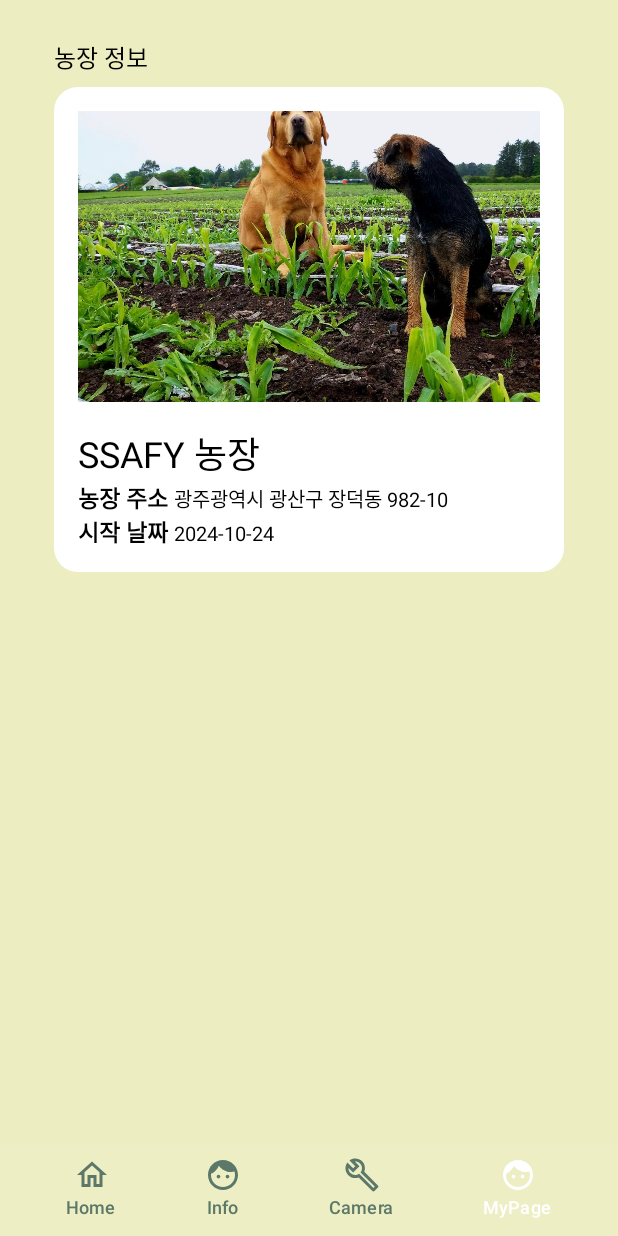
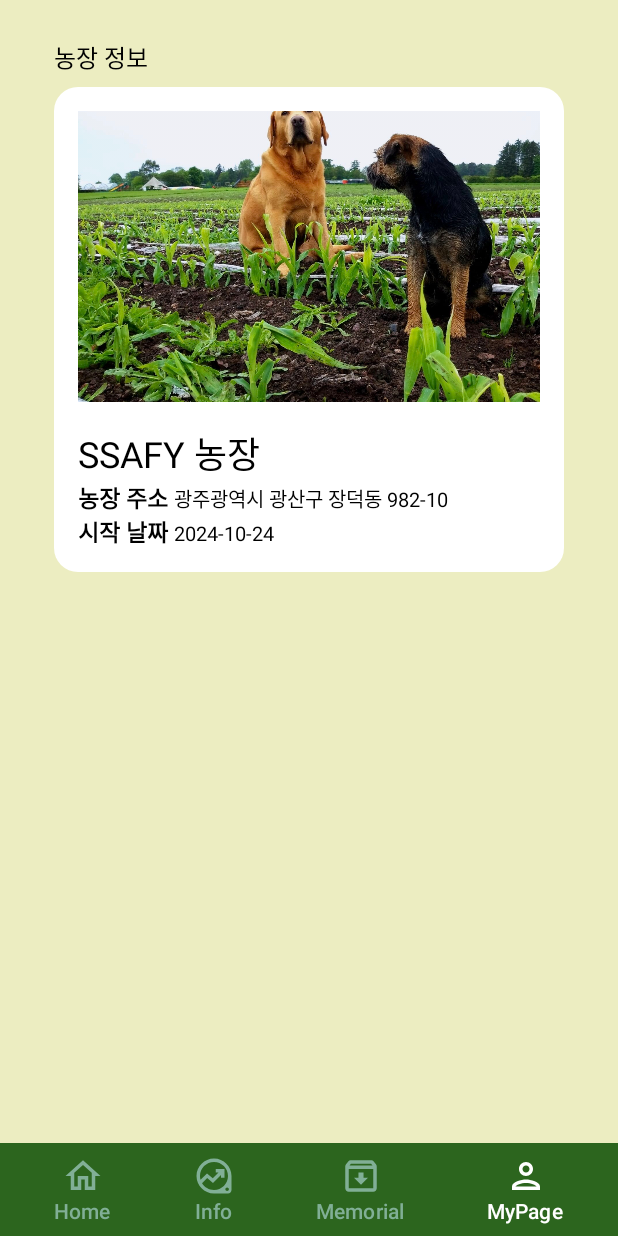
Before and after one commit to duguseo1213/smart_farm, an Android app built with Jetpack Compose: the screen it shows after launch (MainActivity), after a tap on "MyPage", on a phone screen of 412 x 824 dp. Run offline under Robolectric (Android 15) with nearby library versions, the phone set to English and light mode, and no system bars; our stand-ins replace Dagger/Hilt's generated code; libraries missing offline, so code that uses them is left out: com.airbnb.mvrx, com.kakao.sdk; network calls fail; 3 statements that could not run were skipped; 3 other taps on this screen came first.

Commit message:
deisgn: MainLayout ui style 변경

```diff
--- a/wcdfarm-app/app/src/main/java/com/wcd/farm/presentation/view/MainLayout.kt
+++ b/wcdfarm-app/app/src/main/java/com/wcd/farm/presentation/view/MainLayout.kt
@@ -8,26 +8,30 @@ import androidx.compose.foundation.layout.Row
 import androidx.compose.foundation.layout.fillMaxHeight
 import androidx.compose.foundation.layout.fillMaxWidth
 import androidx.compose.foundation.layout.padding
+import androidx.compose.foundation.layout.size
 import androidx.compose.material.icons.Icons
 import androidx.compose.material.icons.filled.Face
+import androidx.compose.material.icons.outlined.Archive
 import androidx.compose.material.icons.outlined.Build
+import androidx.compose.material.icons.outlined.DataExploration
 import androidx.compose.material.icons.outlined.Home
+import androidx.compose.material.icons.outlined.Person
 import androidx.compose.material3.BottomAppBar
 import androidx.compose.material3.Button
 import androidx.compose.material3.Icon
 import androidx.compose.material3.Scaffold
 import androidx.compose.material3.Text
 import androidx.compose.runtime.Composable
-import androidx.compose.runtime.getValue
+import androidx.compose.runtime.MutableState
 import androidx.compose.runtime.mutableStateOf
 import androidx.compose.runtime.remember
-import androidx.compose.runtime.setValue
 import androidx.compose.ui.Alignment
 import androidx.compose.ui.Modifier
 import androidx.compose.ui.graphics.Color
 import androidx.compose.ui.graphics.vector.ImageVector
 import androidx.compose.ui.platform.LocalContext
 import androidx.compose.ui.text.font.FontWeight
+import androidx.compose.ui.tooling.preview.Preview
 import androidx.compose.ui.unit.dp
 import androidx.compose.ui.unit.sp
 import com.wcd.farm.R
@@ -37,71 +41,72 @@ import com.wcd.farm.presentation.view.info.InfoScreen
 import com.wcd.farm.presentation.view.mypage.MyPageScreen
 import com.wcd.farm.presentation.view.theme.buttonTransparentTheme
 
+const val HOME = "Home"
+const val INFO = "Info"
+const val MEMORIAL = "Memorial"
+const val MY_PAGE = "MyPage"
+
 @Composable
 fun MainLayout() {
-
-    var currentScreen by remember { mutableStateOf("Home") }
-
-    val Home = "Home"
-    val Info = "Info"
-    val Record = "Camera"
-    val MyPage = "MyPage"
+    val currentScreen = remember { mutableStateOf(HOME) }
 
     Scaffold(
-        containerColor = Color(LocalContext.current.resources.getColor(R.color.background)),
-        bottomBar = {
-            BottomAppBar(
-                modifier = Modifier.fillMaxHeight(0.075f),
-                containerColor = Color.White.copy(alpha = 0.05f),
-                contentColor = Color.White,
-                contentPadding = PaddingValues(20.dp, 4.dp)
-            ) {
-                Row(
-                    modifier = Modifier.fillMaxWidth(),
-                    horizontalArrangement = Arrangement.SpaceBetween
-                ) {
-                    BottomBarItem(currentScreen, Icons.Outlined.Home, Home) {
-                        currentScreen = Home
-                    }
-                    BottomBarItem(currentScreen, Icons.Default.Face, Info) {
-                        currentScreen = Info
-                    }
-                    BottomBarItem(currentScreen, Icons.Outlined.Build, Record) {
-                        currentScreen = Record
-                    }
-                    BottomBarItem(currentScreen, Icons.Default.Face, MyPage) {
-                        currentScreen = MyPage
-                    }
+        containerColor = Color(LocalContext.current.getColor(R.color.background)),
+        bottomBar = { BottomBar(currentScreen)}
+    ) { innerPadding ->
+        Box(modifier = Modifier.padding(innerPadding)) {
+            Box(modifier = Modifier.padding(36.dp, 18.dp)) {
+                when (currentScreen.value) {
+                    HOME -> HomeScreen()
+                    INFO -> InfoScreen()
+                    MEMORIAL -> MemorialScreen()
+                    MY_PAGE -> MyPageScreen()
                 }
             }
         }
-    ) { innerPadding ->
-        Box(modifier = Modifier.padding(innerPadding)) {
-            Box(modifier = Modifier.padding(36.dp, 18.dp)) {
-                when (currentScreen) {
-                    Home -> HomeScreen()//HomeView(modifier = Modifier.padding(innerPadding))
-                    Info -> InfoScreen()//InfoView(modifier = Modifier.padding(innerPadding))
-                    Record -> MemorialScreen()//Text("Record")
-                    MyPage -> MyPageScreen()//MyPageView(modifier = Modifier.padding(innerPadding))
-                }
-            }
-        }
-
     }
 }
 
 @Composable
-fun BottomBarItem(currentScreen: String, icon: ImageVector, description: String, onClick: () -> Unit) {
+fun BottomBar(currentScreen: MutableState<String>) {
+    BottomAppBar(
+        modifier = Modifier.fillMaxHeight(0.075f),
+        containerColor = Color(LocalContext.current.getColor(R.color.bottom_bar)),
+        contentColor = Color.White,
+        contentPadding = PaddingValues(20.dp, 4.dp)
+    ) {
+        Row(
+            modifier = Modifier.fillMaxWidth(),
+            horizontalArrangement = Arrangement.SpaceBetween,
+            verticalAlignment = Alignment.CenterVertically
+        ) {
+            BottomBarItem(currentScreen, Icons.Outlined.Home, HOME) {
+                currentScreen.value = HOME
+            }
+            BottomBarItem(currentScreen, Icons.Outlined.DataExploration, INFO) {
+                currentScreen.value = INFO
+            }
+            BottomBarItem(currentScreen, Icons.Outlined.Archive, MEMORIAL) {
+                currentScreen.value = MEMORIAL
+            }
+            BottomBarItem(currentScreen, Icons.Outlined.Person, MY_PAGE) {
+                currentScreen.value = MY_PAGE
+            }
+        }
+    }
+}
+
+@Composable
+fun BottomBarItem(currentScreen: MutableState<String>, icon: ImageVector, description: String, onClick: () -> Unit) {
     Button(
         onClick = onClick,
         colors = buttonTransparentTheme(),
-        contentPadding = PaddingValues(24.dp, 4.dp)
+        contentPadding = PaddingValues(16.dp, 4.dp)
     ) {
         Column(horizontalAlignment = Alignment.CenterHorizontally) {
-            val color = if(currentScreen == description) Color.White else Color(0XFF5C7869)
-            Icon(imageVector = icon, contentDescription = description, tint = color/*Color.Black*/)
-            Text(description, fontWeight = FontWeight.Medium, fontSize = 12.sp, color = color)
+            val color = if(currentScreen.value == description) Color.White else Color(0XFF81AF96)
+            Icon(imageVector = icon, contentDescription = description, modifier = Modifier.size(28.dp), tint = color)
+            Text(description, fontWeight = FontWeight.Medium, fontSize = 14.sp, color = color)
         }
     }
-
 }
```
